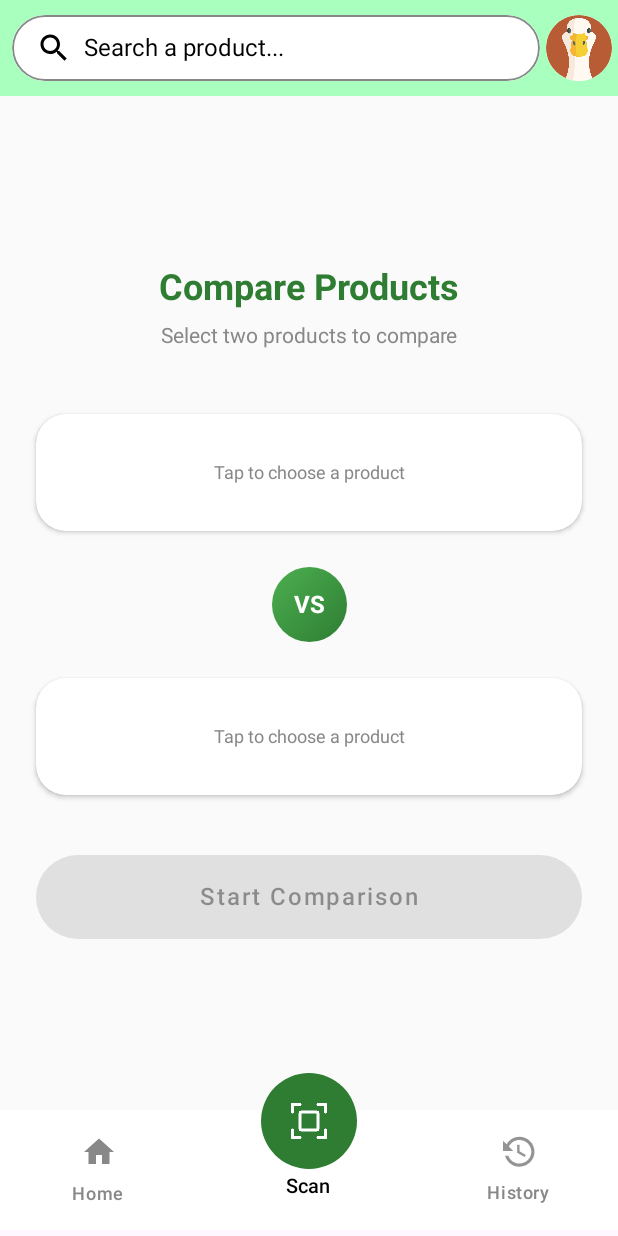
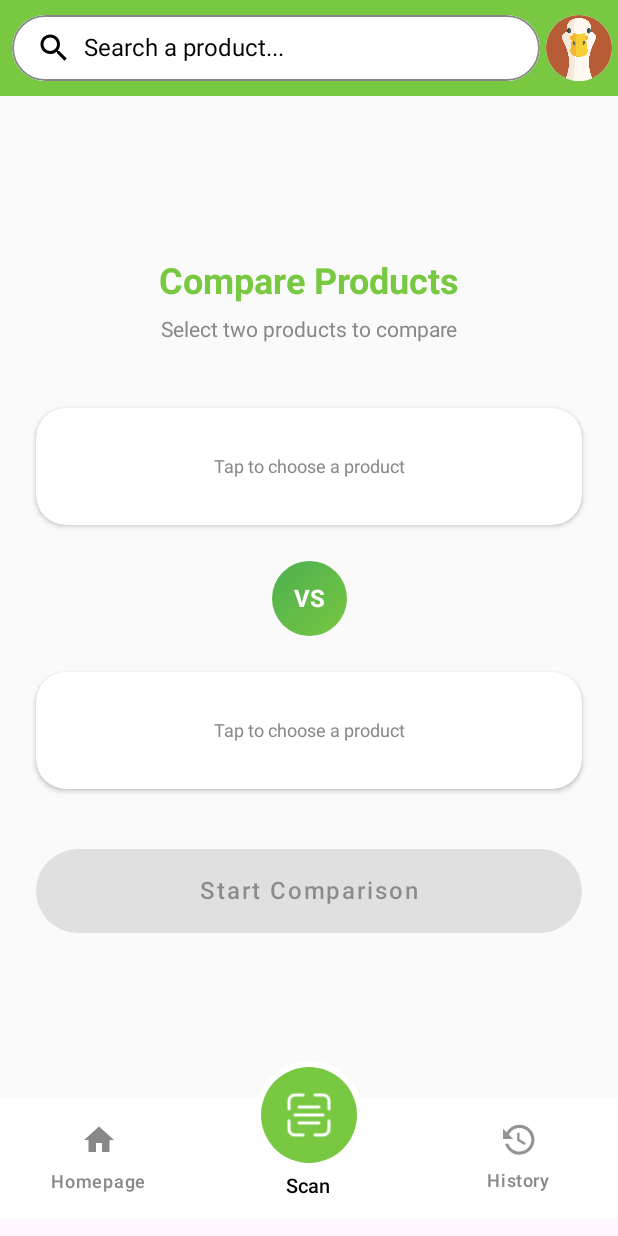
Before and after one commit to adtyfathan/nutralis, an Android app built with Jetpack Compose: the ProductCompareScreen screen opened through its navigation route, on a phone screen of 412 x 824 dp. Run offline under Robolectric (Android 15) with nearby library versions, the phone set to English and light mode, and no system bars; our stand-ins replace Dagger/Hilt's generated code, Firebase (no records; nobody signed in at launch, a user with empty details on screens opened directly); pictures from the network do not load.

Commit message:
fix color and ui

```diff
--- a/app/src/main/java/com/ofa/nutralis/navigation/MainNavGraph.kt
+++ b/app/src/main/java/com/ofa/nutralis/navigation/MainNavGraph.kt
@@ -1,5 +1,6 @@
 package com.ofa.nutralis.navigation
 
+import androidx.compose.foundation.background
 import androidx.compose.foundation.layout.Box
 import androidx.compose.foundation.layout.Column
 import androidx.compose.foundation.layout.Spacer
@@ -87,6 +88,15 @@ fun MainNavGraph(
                         .align(Alignment.TopCenter)
                         .offset(y = (-25).dp)
                 ) {
+                    Box(
+                        contentAlignment = Alignment.Center,
+                        modifier = Modifier.size(72.dp)
+                    ) {
+                        Box(
+                            modifier = Modifier
+                                .size(72.dp)
+                                .background(Color.White, shape = CircleShape)
+                        )
                         FloatingActionButton(
                             onClick = { navController.navigate(Screen.Scan.route) },
                             shape = CircleShape,
@@ -96,17 +106,19 @@ fun MainNavGraph(
                                 focusedElevation = 0.dp,
                                 hoveredElevation = 0.dp
                             ),
-                        containerColor = Color(0xFF2E7D32),
+                            containerColor = Color(0xFF78C841),
                             modifier = Modifier
                                 .size(64.dp)
                         ) {
                             Icon(
-                            painter = painterResource(id = R.drawable.scan),
+                                painter = painterResource(id = R.drawable.scanner),
                                 contentDescription = "Scan",
                                 tint = Color.White,
                                 modifier = Modifier.size(32.dp)
                             )
                         }
+                    }
+
                     Spacer(modifier = Modifier.height(4.dp))
                     Text(
                         text = "Scan",
--- a/app/src/main/java/com/ofa/nutralis/navigation/Screen.kt
+++ b/app/src/main/java/com/ofa/nutralis/navigation/Screen.kt
@@ -10,7 +10,7 @@ import androidx.compose.ui.graphics.vector.ImageVector
 sealed class Screen(val route: String, val label: String, val icon: ImageVector? = null) {
     object Login : Screen("login", "Login")
     object Register : Screen("register", "Register")
-    object Home : Screen("home", "Home", Icons.Default.Home)
+    object Home : Screen("home", "Homepage", Icons.Default.Home)
     object Scan : Screen("product_scan", "Scan", Icons.Default.AddCircle)
     object Input : Screen("product_input", "Search")
     object Result : Screen("product_result/{barcode}", "Result"){
--- a/app/src/main/java/com/ofa/nutralis/ui/home/HomeScreen.kt
+++ b/app/src/main/java/com/ofa/nutralis/ui/home/HomeScreen.kt
@@ -21,6 +21,7 @@ import androidx.compose.foundation.lazy.LazyRow
 import androidx.compose.foundation.shape.CircleShape
 import androidx.compose.foundation.shape.RoundedCornerShape
 import androidx.compose.material.CircularProgressIndicator
+import androidx.compose.material.Icon
 import androidx.compose.material3.Card
 import androidx.compose.material3.CardDefaults
 import androidx.compose.material3.FilterChip
@@ -61,7 +62,7 @@ fun HomeScreen(
     LazyColumn (
         modifier = Modifier
             .fillMaxSize()
-            .background(Color.White)
+            .background(Color(0xFFFFFFFF))
             .padding(
                 top = 24.dp,
                 start = 24.dp,
@@ -71,9 +72,9 @@ fun HomeScreen(
     ) {
         item {
             Text(
-                text = "Welcome to Nutralis",
-                style = MaterialTheme.typography.headlineMedium.copy(fontWeight = FontWeight.Bold),
-                color = Color(0xFF2E7D32)
+                text = "Welcome to Nutralis, user!",
+                style = MaterialTheme.typography.titleLarge.copy(fontWeight = FontWeight.Bold),
+                color = Color.Black
             )
 
             Spacer(modifier = Modifier.height(8.dp))
@@ -144,9 +145,9 @@ fun HomeScreen(
             }
 
             Text(
-                text = "Quick Links",
+                text = "Quick Menu",
                 style = MaterialTheme.typography.titleMedium.copy(fontWeight = FontWeight.Bold),
-                color = Color(0xFF2E7D32),
+                color = Color.Black,
                 modifier = Modifier.padding(top = 16.dp, bottom = 8.dp)
             )
 
@@ -155,20 +156,21 @@ fun HomeScreen(
                     .fillMaxWidth(),
                 shape = RoundedCornerShape(20.dp),
                 elevation = CardDefaults.cardElevation(defaultElevation = 4.dp),
-                colors = CardDefaults.cardColors(containerColor = Color(0xFFa9ffbe))
+                colors = CardDefaults.cardColors(containerColor = Color(0xFF78C841))
             ) {
                 Box(
                     modifier = Modifier
                         .fillMaxWidth()
                         .background(
-                            brush = Brush.linearGradient(
-                                colors = listOf(
-                                    Color(0xFFd2f8e5),
-                                    Color(0xFFa9ffbe)
-                                ),
-                                start = Offset(0f, 0f),
-                                end = Offset(1000f, 1000f)
-                            )
+                            color = Color(0xFF78C841)
+//                            brush = Brush.linearGradient(
+//                                colors = listOf(
+//                                    Color(0xFFd2f8e5),
+//                                    Color(0xFFa9ffbe)
+//                                ),
+//                                start = Offset(0f, 0f),
+//                                end = Offset(1000f, 1000f)
+//                            )
                         )
                         .padding(16.dp)
                 ){
@@ -189,8 +191,9 @@ fun HomeScreen(
                                     }
                                     .weight(1f),
                             ) {
-                                Image(
+                                Icon(
                                     painter = painterResource(R.drawable.search),
+                                    tint = Color.White,
                                     contentDescription = "Search",
                                     modifier = Modifier.size(48.dp)
                                 )
@@ -199,7 +202,7 @@ fun HomeScreen(
                                     text = "Search",
                                     style = MaterialTheme.typography.bodyMedium.copy(
                                         fontWeight = FontWeight.SemiBold,
-                                        color = Color.Black
+                                        color = Color.White
                                     )
                                 )
                             }
@@ -213,8 +216,9 @@ fun HomeScreen(
                                     }
                                     .weight(1f)
                             ) {
-                                Image(
+                                Icon(
                                     painter = painterResource(R.drawable.compare),
+                                    tint = Color.White,
                                     contentDescription = "Compare",
                                     modifier = Modifier.size(48.dp)
                                 )
@@ -223,7 +227,7 @@ fun HomeScreen(
                                     text = "Compare",
                                     style = MaterialTheme.typography.bodyMedium.copy(
                                         fontWeight = FontWeight.SemiBold,
-                                        color = Color.Black
+                                        color = Color.White
                                     )
                                 )
                             }
@@ -238,7 +242,7 @@ fun HomeScreen(
             Text(
                 text = "Explore by Category",
                 style = MaterialTheme.typography.titleMedium.copy(fontWeight = FontWeight.Bold),
-                color = Color(0xFF2E7D32),
+                color = Color(0xFF78C841),
                 modifier = Modifier.padding(bottom = 8.dp)
             )
 
@@ -262,12 +266,12 @@ fun HomeScreen(
                         },
                         shape = RoundedCornerShape(20.dp),
                         colors = FilterChipDefaults.filterChipColors(
-                            containerColor = if (isSelected) Color(0xFF2E7D32) else Color.White,
-                            labelColor = if (isSelected) Color.White else Color(0xFF2E7D32),
-                            selectedContainerColor = Color(0xFF2E7D32),
+                            containerColor = if (isSelected) Color(0xFF78C841) else Color.White,
+                            labelColor = if (isSelected) Color.White else Color(0xFF78C841),
+                            selectedContainerColor = Color(0xFF78C841),
                             selectedLabelColor = Color.White
                         ),
-                        border = if (isSelected) null else BorderStroke(1.dp, Color(0xFF2E7D32)),
+                        border = if (isSelected) null else BorderStroke(1.dp, Color(0xFF78C841)),
                         elevation = FilterChipDefaults.filterChipElevation(
                             elevation = if (isSelected) 4.dp else 0.dp
                         )
@@ -288,7 +292,7 @@ fun HomeScreen(
                             .padding(16.dp),
                         contentAlignment = Alignment.Center
                     ) {
-                        CircularProgressIndicator(color = Color(0xFFa9ffbe))
+                        CircularProgressIndicator(color = Color(0xFF78C841))
                     }
                 }
                 products.isNotEmpty() -> {
@@ -352,11 +356,11 @@ fun ProductCard(product: ProductItem, modifier: Modifier, onProductClick: (Strin
 
                 val grade = product.nutrition_grades?.lowercase()
                 val (gradeText, gradeColor) = when (grade) {
-                    "a" -> "A" to Color(0xFF4CAF50)
-                    "b" -> "B" to Color(0xFF8BC34A)
-                    "c" -> "C" to Color(0xFFFFC107)
-                    "d" -> "D" to Color(0xFFFF9800)
-                    "e" -> "E" to Color(0xFFF44336)
+                    "a" -> "A" to Color(0xFF53C406)
+                    "b" -> "B" to Color(0xFF78C841)
+                    "c" -> "C" to Color(0xFFF5D800)
+                    "d" -> "D" to Color(0xFFF5BB00)
+                    "e" -> "E" to Color(0xFFEB1B00)
                     else -> "-" to Color.Gray
                 }
 
--- a/app/src/main/java/com/ofa/nutralis/ui/product/ProductCompareScreen.kt
+++ b/app/src/main/java/com/ofa/nutralis/ui/product/ProductCompareScreen.kt
@@ -64,7 +64,7 @@ fun ProductCompareScreen(
     var showPopup by remember { mutableStateOf<Int?>(null) }
 
     // Color scheme
-    val primaryGreen = Color(0xFF2E7D32)
+    val primaryGreen = Color(0xFF78C841)
     val lightGreen = Color(0xFF4CAF50)
     val surfaceGreen = Color(0xFFF1F8E9)
     val backgroundColor = Color(0xFFFAFAFA)
--- a/app/src/main/java/com/ofa/nutralis/ui/product/ScannedProductScreen.kt
+++ b/app/src/main/java/com/ofa/nutralis/ui/product/ScannedProductScreen.kt
@@ -60,7 +60,7 @@ fun ScannedProductScreen(
                         .fillMaxSize(),
                     contentAlignment = Alignment.Center
                 ) {
-                    CircularProgressIndicator(color = Color(0xFFa9ffbe))
+                    CircularProgressIndicator(color = Color(0xFF78C841))
                 }
             }
             products.isEmpty() -> {
--- a/app/src/main/java/com/ofa/nutralis/ui/util/BottomBar.kt
+++ b/app/src/main/java/com/ofa/nutralis/ui/util/BottomBar.kt
@@ -32,15 +32,15 @@ fun BottomBar(
                 Icon(
                     painter = painterResource(id = R.drawable.home), // your image here
                     contentDescription = bottomScreens[0].label,
-                    tint = if (currentRoute.startsWith(bottomScreens[0].route)) Color(0xFF4CAF50) else Color.Gray
+                    tint = if (currentRoute.startsWith(bottomScreens[0].route)) Color(0xFF5AAD21) else Color.Gray
                 )
             },
             label = { Text(bottomScreens[0].label) },
             selected = currentRoute.startsWith(bottomScreens[0].route),
             onClick = { navigate(navController, bottomScreens[0].route) },
             colors = NavigationBarItemDefaults.colors(
-                selectedIconColor = Color(0xFF4CAF50), // green
-                selectedTextColor = Color(0xFF4CAF50),
+                selectedIconColor = Color(0xFF5AAD21), // green
+                selectedTextColor = Color(0xFF5AAD21),
                 unselectedIconColor = Color.Gray,
                 unselectedTextColor = Color.Gray,
                 indicatorColor = Color.Transparent // removes default highlight
@@ -54,15 +54,15 @@ fun BottomBar(
                 Icon(
                     painter = painterResource(id = R.drawable.history), // your image here
                     contentDescription = bottomScreens[2].label,
-                    tint = if (currentRoute.startsWith(bottomScreens[2].route)) Color(0xFF4CAF50) else Color.Gray
+                    tint = if (currentRoute.startsWith(bottomScreens[2].route)) Color(0xFF5AAD21) else Color.Gray
                 )
             },
             label = { Text(bottomScreens[2].label) },
             selected = currentRoute.startsWith(bottomScreens[2].route),
             onClick = { navigate(navController, bottomScreens[2].route) },
             colors = NavigationBarItemDefaults.colors(
-                selectedIconColor = Color(0xFF4CAF50), // green
-                selectedTextColor = Color(0xFF4CAF50),
+                selectedIconColor = Color(0xFF5AAD21), // green
+                selectedTextColor = Color(0xFF5AAD21),
                 unselectedIconColor = Color.Gray,
                 unselectedTextColor = Color.Gray,
                 indicatorColor = Color.Transparent // removes default highlight
--- a/app/src/main/java/com/ofa/nutralis/ui/util/MainTopbar.kt
+++ b/app/src/main/java/com/ofa/nutralis/ui/util/MainTopbar.kt
@@ -51,7 +51,7 @@ fun MainTopbar(
 
     CenterAlignedTopAppBar(
         colors = TopAppBarDefaults.centerAlignedTopAppBarColors(
-            containerColor = Color(0xFFa9ffbe),
+            containerColor = Color(0xFF78C841),
         ),
         title = {
             Box(
@@ -91,7 +91,7 @@ fun MainTopbar(
             ) {
                 if (state.isLoading) {
                     CircularProgressIndicator(
-                        color = Color(0xFFa9ffbe),
+                        color = Color(0xFF78C841),
                         strokeWidth = 2.dp,
                         modifier = Modifier.size(24.dp)
                     )
```
Also changed, not shown: app/src/main/java/com/ofa/nutralis/ui/product/ProductCompareResultScreen.kt (+62 -4 lines), app/src/main/java/com/ofa/nutralis/ui/product/ProductInputScreen.kt (+36 -18 lines), app/src/main/java/com/ofa/nutralis/ui/product/ProductResultScreen.kt (+10 -3 lines), app/src/main/java/com/ofa/nutralis/ui/product/ProductScanScreen.kt (+3 -5 lines), app/src/main/java/com/ofa/nutralis/ui/product/ScannedProductItem.kt (+17 -13 lines), app/src/main/java/com/ofa/nutralis/ui/profile/ProfileScreen.kt (+14 -11 lines), app/src/main/res/drawable/scanner.png (added). Lines whose indentation alone changed are shown as unchanged.
